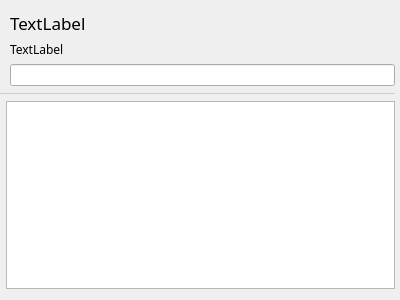
Above: Code/guimain/booklistview.ui from legobadman/FlashNote before the change. Below: the same form after it.
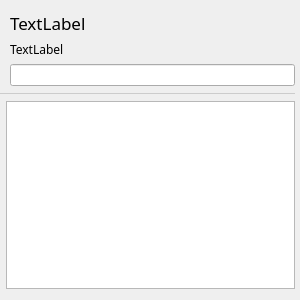
That is the form after the change. Custom widgets are drawn as their Qt base class.

Patch:
```diff
--- a/Code/guimain/booklistview.ui
+++ b/Code/guimain/booklistview.ui
@@ -6,7 +6,7 @@
    <rect>
     <x>0</x>
     <y>0</y>
-    <width>400</width>
+    <width>300</width>
     <height>300</height>
    </rect>
   </property>
```
